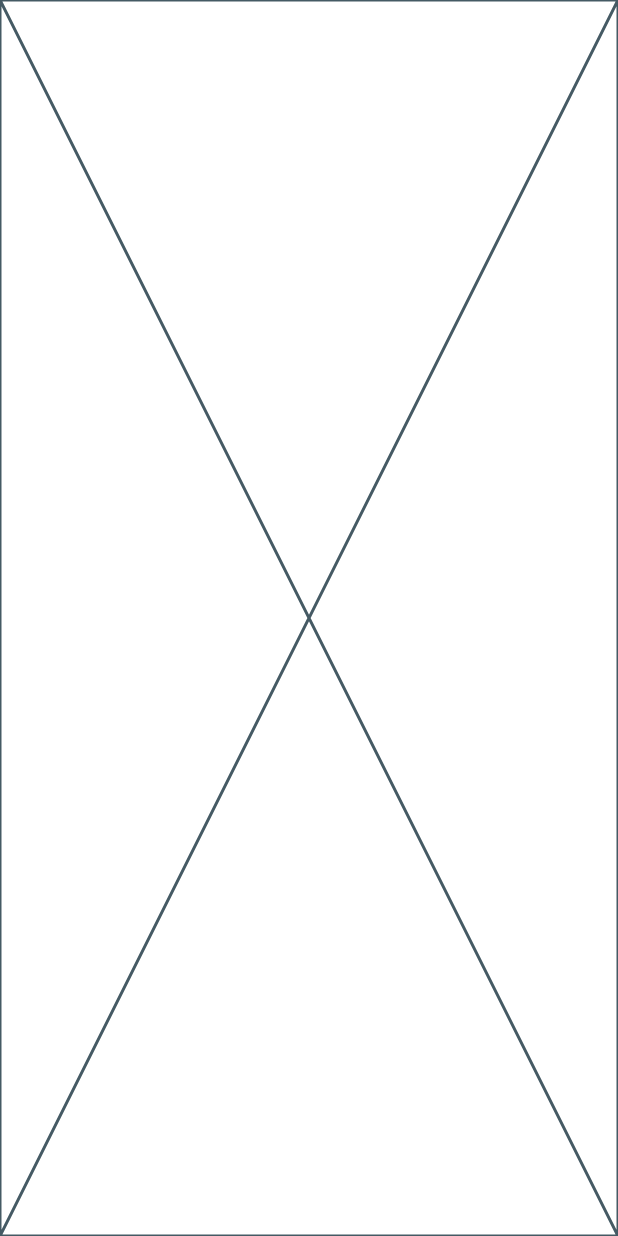
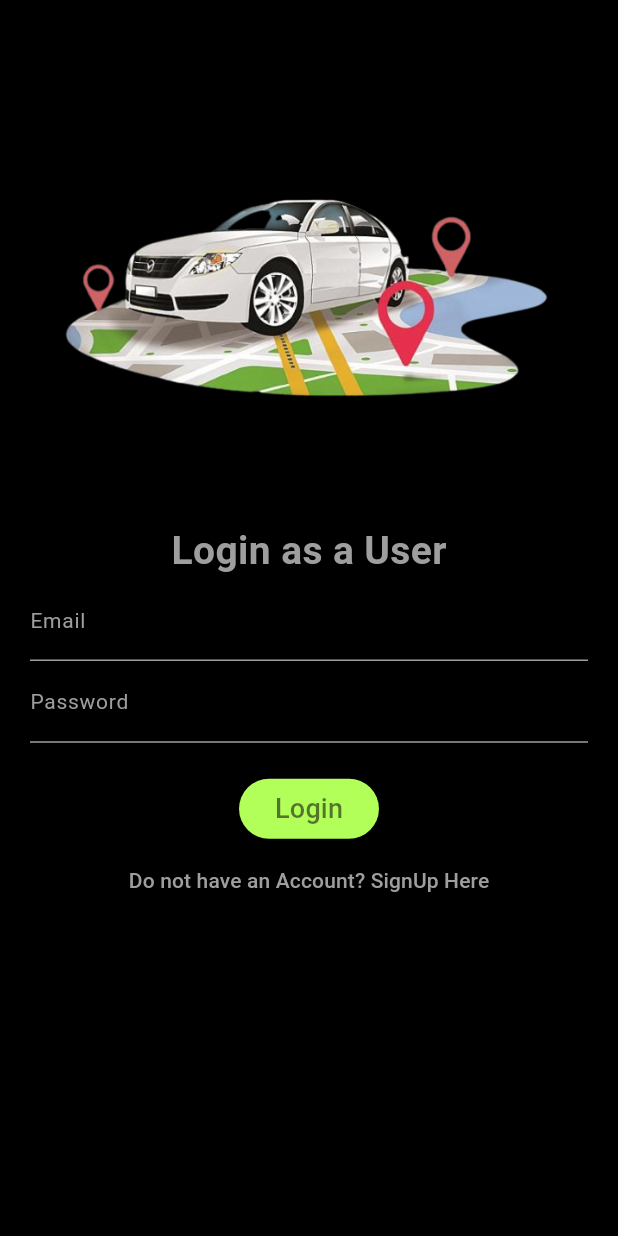
Before and after one commit to IwanPWK/flutter_taxi_user_app, a Flutter app: the screen it shows after launch, on a phone screen of 412 x 824 dp. Run offline on Flutter 3.47's test engine with Material 3 defaults, Android fonts, the phone set to English and light mode, and no system bars; our stand-ins replace firebase_auth, firebase_core, firebase_database, fluttertoast; accounts and stored records are empty.

Commit message:
Implementing Login and SignUp User - Logout user

```diff
--- /dev/null
+++ b/lib/authentication_screen/login_screen.dart
@@ -0,0 +1,171 @@
+import 'package:firebase_auth/firebase_auth.dart';
+import 'package:flutter/material.dart';
+import 'package:fluttertoast/fluttertoast.dart';
+
+import '../global/global.dart';
+import '../splash_screen/splash_screen.dart';
+import '../widgets/progress_dialog.dart';
+import 'signup_screen.dart';
+
+class LoginScreen extends StatefulWidget {
+  const LoginScreen({super.key});
+
+  @override
+  _LoginScreenState createState() => _LoginScreenState();
+}
+
+class _LoginScreenState extends State<LoginScreen> {
+  TextEditingController emailTextEditingController = TextEditingController();
+  TextEditingController passwordTextEditingController = TextEditingController();
+
+  validateForm() {
+    if (!emailTextEditingController.text.contains("@")) {
+      Fluttertoast.showToast(msg: "Email address is not Valid.");
+    } else if (passwordTextEditingController.text.isEmpty) {
+      Fluttertoast.showToast(msg: "Password is required.");
+    } else {
+      loginUserNow();
+    }
+  }
+
+  loginUserNow() async {
+    showDialog(
+        context: context,
+        barrierDismissible: false,
+        builder: (BuildContext c) {
+          return const ProgressDialog(
+            message: "Processing, Please wait...",
+          );
+        });
+
+    final User? firebaseUser = (await fAuth
+            .signInWithEmailAndPassword(
+      email: emailTextEditingController.text.trim(),
+      password: passwordTextEditingController.text.trim(),
+    )
+            .catchError((msg) {
+      Navigator.pop(context);
+      Fluttertoast.showToast(msg: "Error: " + msg.toString());
+    }))
+        .user;
+
+    if (firebaseUser != null) {
+      currentFirebaseUser = firebaseUser;
+      Fluttertoast.showToast(msg: "Login Successful.");
+      Navigator.push(
+          context, MaterialPageRoute(builder: (c) => const SplashScreen()));
+    } else {
+      Navigator.pop(context);
+      Fluttertoast.showToast(msg: "Error Occurred during Login.");
+    }
+  }
+
+  @override
+  Widget build(BuildContext context) {
+    return Scaffold(
+      backgroundColor: Colors.black,
+      body: SingleChildScrollView(
+        child: Padding(
+          padding: const EdgeInsets.all(20.0),
+          child: Column(
+            children: [
+              const SizedBox(
+                height: 30,
+              ),
+              Padding(
+                padding: const EdgeInsets.all(20.0),
+                child: Image.asset("images/logo.png"),
+              ),
+              const SizedBox(
+                height: 10,
+              ),
+              const Text(
+                "Login as a User",
+                style: TextStyle(
+                  fontSize: 26,
+                  color: Colors.grey,
+                  fontWeight: FontWeight.bold,
+                ),
+              ),
+              TextField(
+                controller: emailTextEditingController,
+                keyboardType: TextInputType.emailAddress,
+                style: const TextStyle(color: Colors.grey),
+                decoration: const InputDecoration(
+                  labelText: "Email",
+                  hintText: "Email",
+                  enabledBorder: UnderlineInputBorder(
+                    borderSide: BorderSide(color: Colors.grey),
+                  ),
+                  focusedBorder: UnderlineInputBorder(
+                    borderSide: BorderSide(color: Colors.grey),
+                  ),
+                  hintStyle: TextStyle(
+                    color: Colors.grey,
+                    fontSize: 10,
+                  ),
+                  labelStyle: TextStyle(
+                    color: Colors.grey,
+                    fontSize: 14,
+                  ),
+                ),
+              ),
+              TextField(
+                controller: passwordTextEditingController,
+                keyboardType: TextInputType.text,
+                obscureText: true,
+                style: const TextStyle(color: Colors.grey),
+                decoration: const InputDecoration(
+                  labelText: "Password",
+                  hintText: "Password",
+                  enabledBorder: UnderlineInputBorder(
+                    borderSide: BorderSide(color: Colors.grey),
+                  ),
+                  focusedBorder: UnderlineInputBorder(
+                    borderSide: BorderSide(color: Colors.grey),
+                  ),
+                  hintStyle: TextStyle(
+                    color: Colors.grey,
+                    fontSize: 10,
+                  ),
+                  labelStyle: TextStyle(
+                    color: Colors.grey,
+                    fontSize: 14,
+                  ),
+                ),
+              ),
+              const SizedBox(
+                height: 20,
+              ),
+              ElevatedButton(
+                onPressed: () {
+                  validateForm();
+                },
+                style: ElevatedButton.styleFrom(
+                  backgroundColor: Colors.lightGreenAccent,
+                ),
+                child: const Text(
+                  "Login",
+                  style: TextStyle(
+                    color: Colors.black54,
+                    fontSize: 18,
+                  ),
+                ),
+              ),
+              TextButton(
+                child: const Text(
+                  "Do not have an Account? SignUp Here",
+                  style: TextStyle(color: Colors.grey),
+                ),
+                onPressed: () {
+                  Navigator.push(context,
+                      MaterialPageRoute(builder: (c) => const SignUpScreen()));
+                },
+              ),
+            ],
+          ),
+        ),
+      ),
+    );
+  }
+}
--- /dev/null
+++ b/lib/global/global.dart
@@ -0,0 +1,4 @@
+import 'package:firebase_auth/firebase_auth.dart';
+
+final FirebaseAuth fAuth = FirebaseAuth.instance;
+User? currentFirebaseUser;
--- a/lib/main.dart
+++ b/lib/main.dart
@@ -13,7 +13,7 @@
         theme: ThemeData(
           primarySwatch: Colors.blue,
         ),
-        home: const MySplashScreen(),
+        home: const SplashScreen(),
         debugShowCheckedModeBanner: false,
       ),
     ),
--- a/pubspec.yaml
+++ b/pubspec.yaml
@@ -61,8 +61,8 @@
   uses-material-design: true
 
   # To add assets to your application, add an assets section, like this:
-  # assets:
-  #   - images/a_dot_burr.jpeg
+  assets:
+    - images/
   #   - images/a_dot_ham.jpeg
 
   # An image asset can refer to one or more resolution-specific "variants", see
```
Also changed, not shown: lib/authentication_screen/signup_screen.dart (added, +234 -0 lines), lib/main_screens/main_screen.dart (added, +27 -0 lines), lib/splash_screen/splash_screen.dart (+52 -5 lines), lib/widgets/progress_dialog.dart (added, +43 -0 lines), images/logo.png (added), 1 other file.
